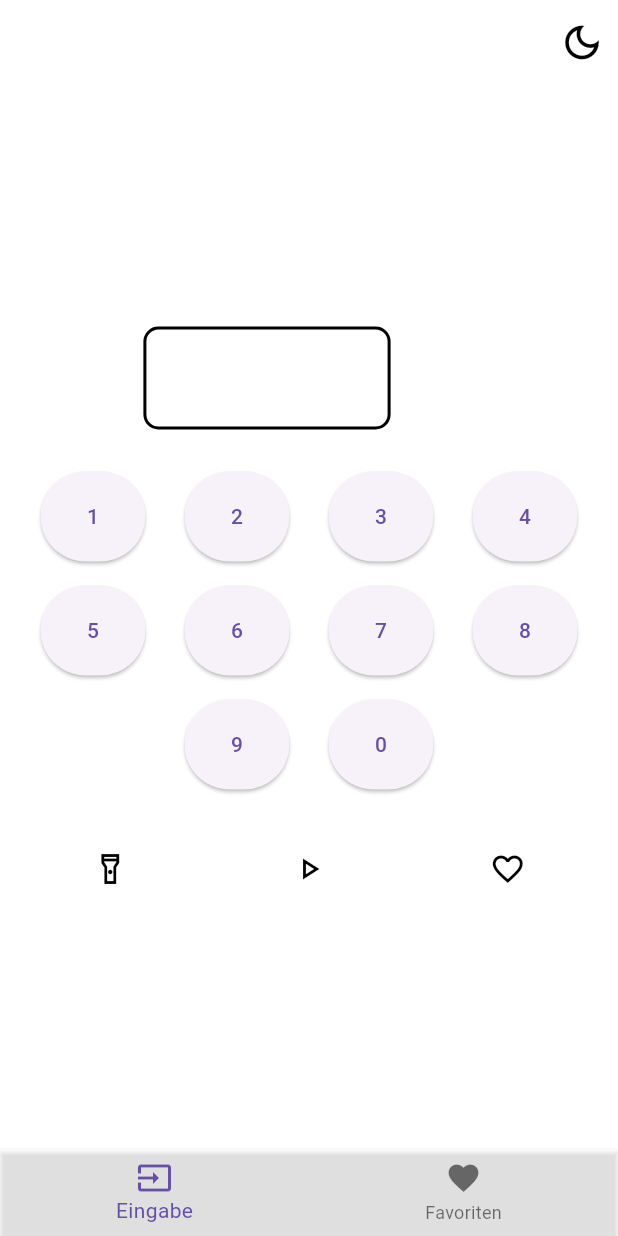
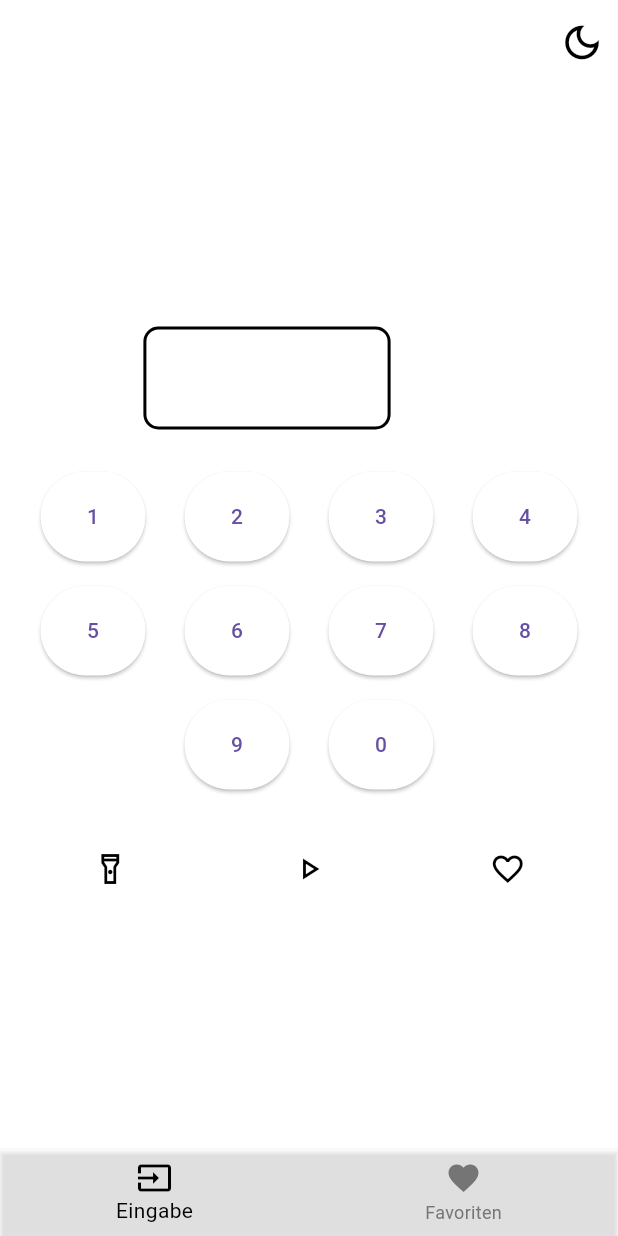
Before and after one commit to matatoMatata94/flash_meter, a Flutter app: the screen it shows after launch, on a phone screen of 412 x 824 dp. Run offline on Flutter 3.47's test engine with Material 3 defaults, Android fonts, the phone set to English and light mode, and no system bars; our stand-ins replace shared_preferences; missing offline and left inert: torch_light.

Commit message:
Finished Darkmode and Lightmode
Started to beautify favorite page

```diff
--- a/lib/view/pages/favorites_page.dart
+++ b/lib/view/pages/favorites_page.dart
@@ -23,6 +23,7 @@ class FavoritesPage extends StatelessWidget {
             controller.deleteFavorite(controller.favorites[index]);
           },
           direction: DismissDirection.endToStart,
+          child: Card(
             child: ListTile(
               title: Text(controller.favorites[index].title),
               subtitle: Text('Nummer: ${controller.favorites[index].number}'),
@@ -32,6 +33,7 @@ class FavoritesPage extends StatelessWidget {
                     controller.favorites[index].number);
               },
             ),
+          ),
         );
       },
     );
--- a/lib/view/pages/input_page.dart
+++ b/lib/view/pages/input_page.dart
@@ -44,7 +44,6 @@ class _InputPageState extends State<InputPage> {
                     width: size.width / 2.5,
                     inputNumber: inputNumber,
                     height: size.height / 12,
-                    boxColor: Colors.black,
                     textColor: Colors.white,
                   ),
                   DeleteButton(
--- a/lib/view/theme/app_theme.dart
+++ b/lib/view/theme/app_theme.dart
@@ -16,13 +16,13 @@ class AppTheme {
   ThemeData get themeData {
     return ThemeData(
       scaffoldBackgroundColor: color.scaffoldBackgroundColor,
-      primaryColorLight: color.primaryColorLight,
-      primaryColorDark: color.primaryColorDark,
       appBarTheme: theme.appBarTheme,
       bottomNavigationBarTheme: theme.bottomNavigationBarTheme,
       iconButtonTheme: theme.iconButtonTheme,
       iconTheme: theme.iconTheme,
       elevatedButtonTheme: theme.elevatedButtonTheme,
+      cardTheme: theme.cardTheme,
+      textTheme: TextTheme(),
     );
   }
 }
--- a/lib/view/theme/color/color_mapping.dart
+++ b/lib/view/theme/color/color_mapping.dart
@@ -20,18 +20,4 @@ class ColorMapping {
       _darkColorPalette.scaffoldBackgroundColor,
     );
   }
-
-  Color get primaryColorLight {
-    return _map(
-      _lightColorPalette.primaryColorLight,
-      _darkColorPalette.primaryColorLight,
-    );
-  }
-
-  Color get primaryColorDark {
-    return _map(
-      _lightColorPalette.primaryColorDark,
-      _darkColorPalette.primaryColorDark,
-    );
-  }
 }
--- a/lib/view/theme/widget_theme/theme_mapping.dart
+++ b/lib/view/theme/widget_theme/theme_mapping.dart
@@ -28,6 +28,10 @@ class ThemeMapping {
   }
 
   ElevatedButtonThemeData _mapElevatedButtonTheme(var light, var dark) {
+    return _isLightMode ? light : dark;
+  }
+
+  CardTheme _mapCardTheme(var light, var dark) {
     return _isLightMode ? light : dark;
   }
 
@@ -65,4 +69,11 @@ class ThemeMapping {
       _darkThemePalette.elevatedButtonTheme,
     );
   }
+
+  CardTheme get cardTheme {
+    return _mapCardTheme(
+      _lightThemePalette.cardTheme,
+      _darkThemePalette.cardTheme,
+    );
+  }
 }
```
Also changed, not shown: lib/view/theme/color/color_palette.dart (+1 -15 lines), lib/view/theme/widget_theme/theme_palette.dart (+37 -5 lines), lib/view/widgets/common_widgets.dart (+0 -30 lines). Lines whose indentation alone changed are shown as unchanged.
